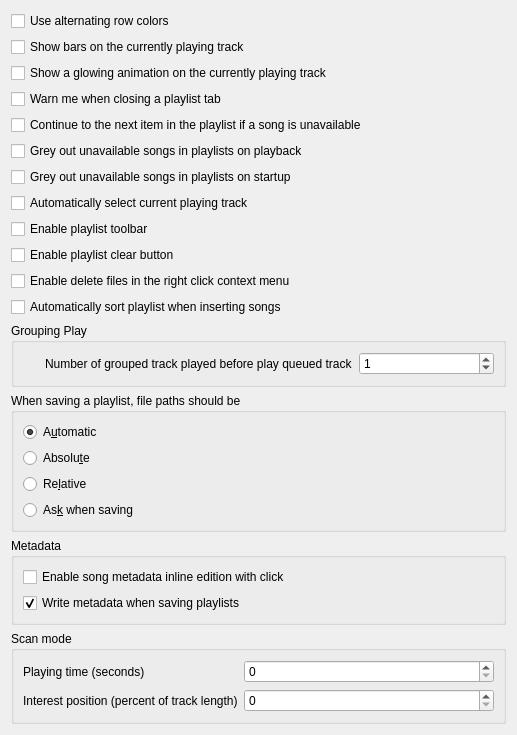
This is src/settings/playlistsettingspage.ui in Vinzzzze/strawberry as Qt 5 draws it before an edit. The edited form follows.
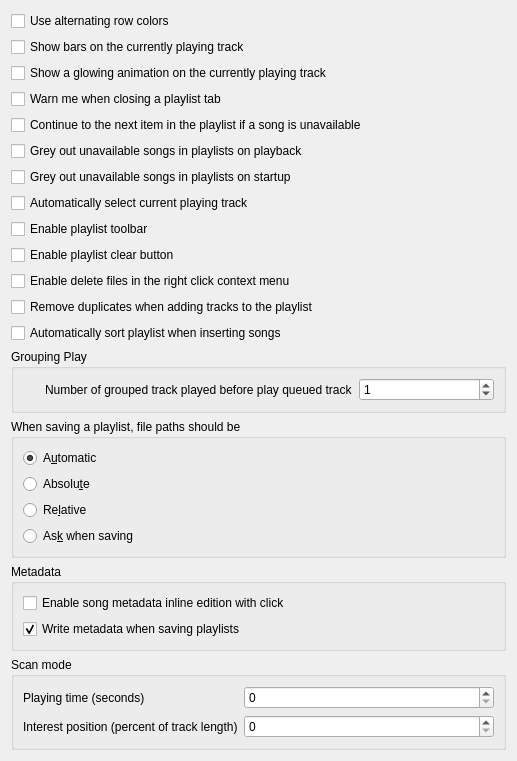
This is the edited form.

Commit message: Add an auto remove duplicates for the playlists.

The edit to the form file:
```diff
--- a/src/settings/playlistsettingspage.ui
+++ b/src/settings/playlistsettingspage.ui
@@ -91,6 +91,13 @@
      </property>
     </widget>
    </item>
+   <item>
+    <widget class="QCheckBox" name="checkbox_remove_duplicates">
+     <property name="text">
+      <string>Remove duplicates when adding tracks to the playlist</string>
+     </property>
+    </widget>
+   </item>
    <item>
     <widget class="QCheckBox" name="checkbox_auto_sort">
      <property name="text">
```
The commit also changes 8 other files.
